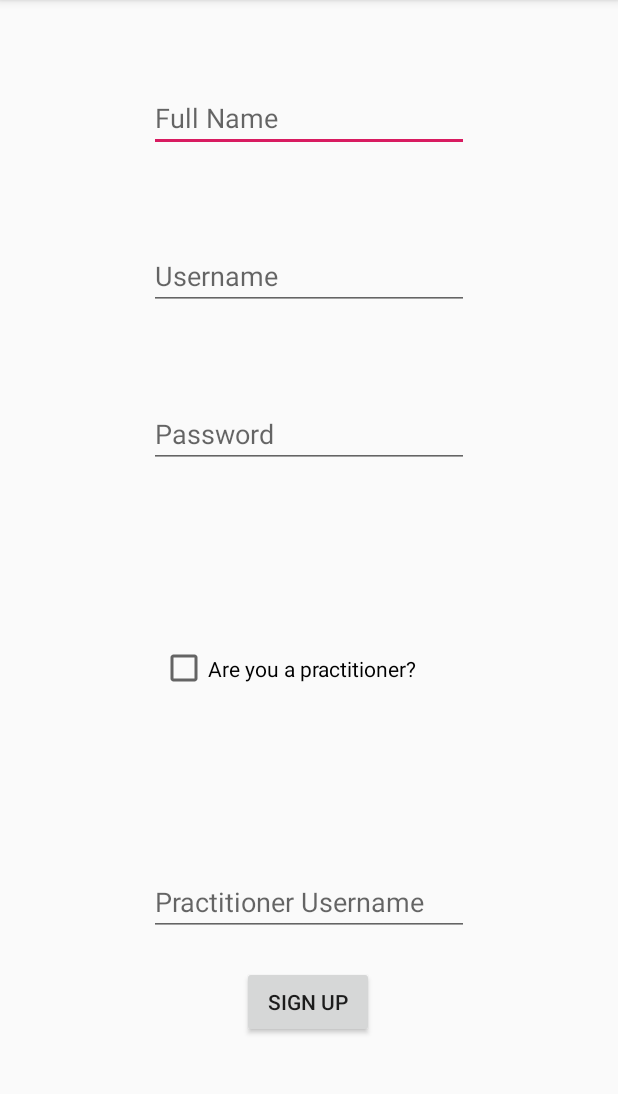
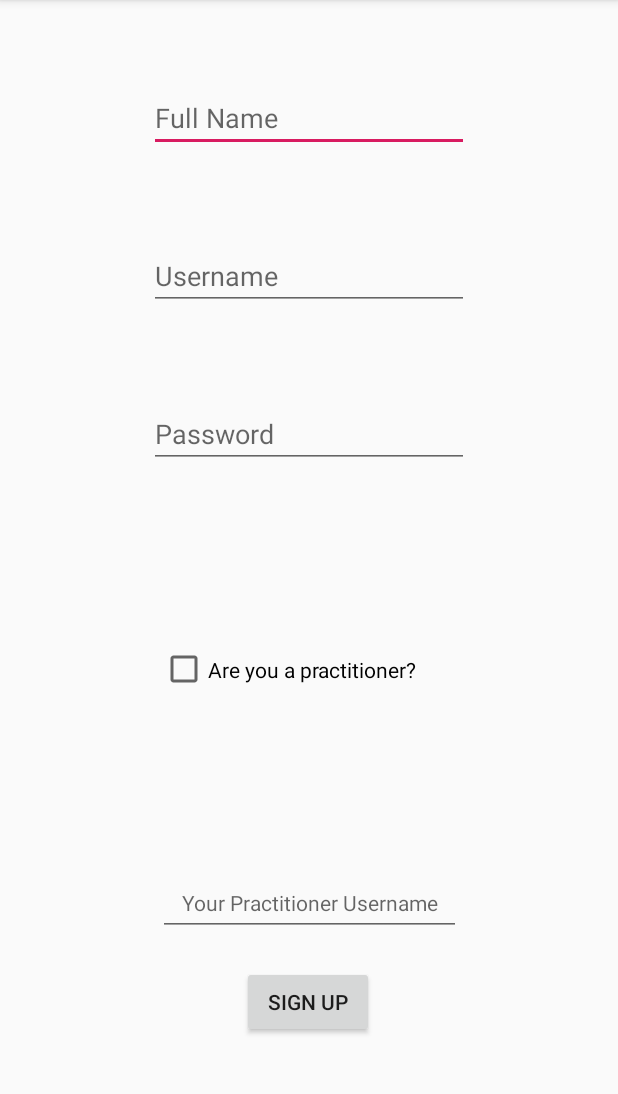
Before and after one commit to DLabbate/TalkItOut, an Android app: the registerActivity screen opened directly, with no data from a screen before it, on a phone screen of 412 x 824 dp, the part 84-1178 px from its top. Run offline under Robolectric (Android 15) with nearby library versions, the phone set to English and light mode, and no system bars.

Commit message:
Added functionality to registerActivity UI

```diff
--- a/app/src/main/java/com/example/talkitout/Activities/registerActivity.java
+++ b/app/src/main/java/com/example/talkitout/Activities/registerActivity.java
@@ -31,6 +31,12 @@ public class  registerActivity extends AppCompatActivity {
         setUpOnClickListeners();
     }
 
+    @Override
+    protected void onStart() {
+        super.onStart();
+
+    }
+
     private void setupUI()
     {
         signUpButton = findViewById(R.id.signupButton);
@@ -54,6 +60,7 @@ public class  registerActivity extends AppCompatActivity {
                 {
                     //TO DO
                     //ADD NEW PRACTITIONER
+                    //Verify new practitioner username is not taken
                     Intent gotoDisplay = new Intent(registerActivity.this,displayActivity.class);
                     startActivity(gotoDisplay);
                 }
@@ -61,8 +68,25 @@ public class  registerActivity extends AppCompatActivity {
                 else
                 {
                     //ADD NEW CLIENT
+                    //Verify new client username is not taken
+                    String practitioner = practitionerEditText.getText().toString();
+                    myDB.addClientData(username,name,password,practitioner);
                     Intent gotoselectInput = new Intent(registerActivity.this,selectInput.class);
                     startActivity(gotoselectInput);
+                }
+            }
+        });
+
+        usertypeCheckBox.setOnClickListener(new View.OnClickListener() {
+            @Override
+            public void onClick(View v) {
+                if (usertypeCheckBox.isChecked())
+                {
+                    practitionerEditText.setVisibility(View.INVISIBLE);
+                }
+                else
+                {
+                    practitionerEditText.setVisibility(View.VISIBLE);
                 }
             }
         });
--- a/app/src/main/res/layout/activity_register.xml
+++ b/app/src/main/res/layout/activity_register.xml
@@ -43,12 +43,14 @@
 
     <EditText
         android:id="@+id/practitionerEditText"
-        android:layout_width="wrap_content"
-        android:layout_height="wrap_content"
+        android:layout_width="202dp"
+        android:layout_height="43dp"
         android:layout_marginBottom="20dp"
         android:ems="10"
-        android:hint="Practitioner Username"
+        android:gravity="center_horizontal|center_vertical"
+        android:hint="Your Practitioner Username"
         android:inputType="textPersonName"
+        android:textSize="14sp"
         app:layout_constraintBottom_toTopOf="@+id/signupButton"
         app:layout_constraintEnd_toEndOf="parent"
         app:layout_constraintStart_toStartOf="parent" />
```
